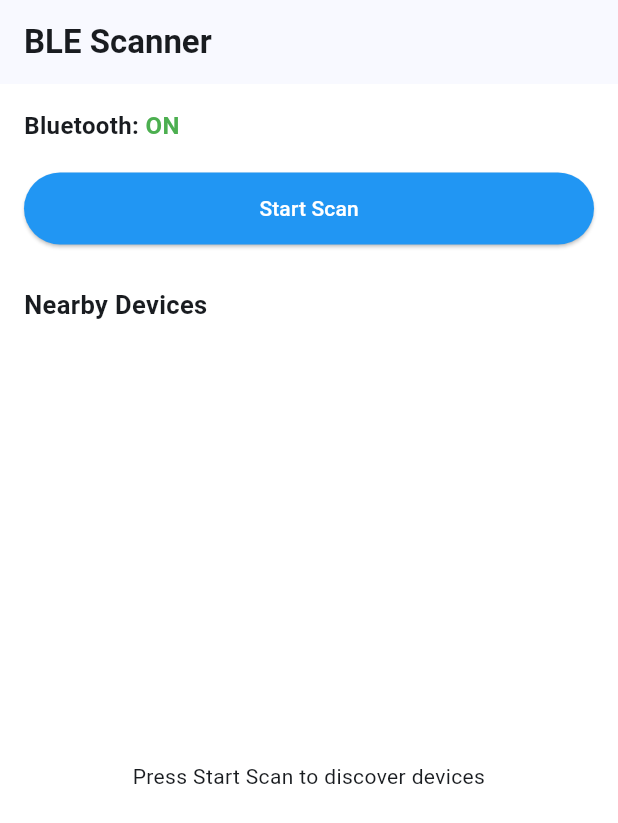
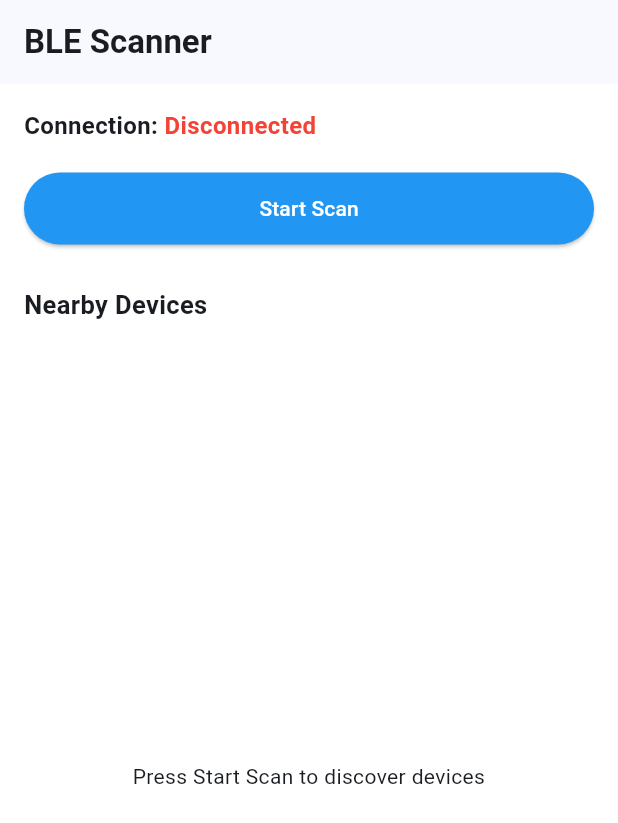
Before and after one commit to rimonnnn/ble_vitals_scanner, a Flutter app: the screen it shows after launch, on a phone screen of 412 x 824 dp. Shown: the top 823 px of the screen. Run offline on Flutter 3.47's test engine with Material 3 defaults, Android fonts, the phone set to English and light mode, and no system bars; our stand-ins replace permission_handler; missing offline and left inert: flutter_reactive_ble.

Commit message:
Improve disconnect and reconnect flow

```diff
--- a/lib/screens/scan_screen/scan_screen.dart
+++ b/lib/screens/scan_screen/scan_screen.dart
@@ -11,12 +11,15 @@ class ScanScreen extends StatelessWidget {
     if (device.name.trim().isEmpty) {
       return 'Unknown Device';
     }
+
     return device.name;
   }
 
   @override
   Widget build(BuildContext context) {
     final bleProvider = context.watch<BleProvider>();
+
+    final isBusy = bleProvider.isConnecting || bleProvider.isDisconnecting;
 
     return Scaffold(
       appBar: AppBar(
@@ -30,15 +33,18 @@ class ScanScreen extends StatelessWidget {
         child: Column(
           crossAxisAlignment: CrossAxisAlignment.start,
           children: [
-            const Text.rich(
+            Text.rich(
               TextSpan(
-                text: 'Bluetooth: ',
-                style: TextStyle(fontSize: 16, fontWeight: FontWeight.bold),
+                text: 'Connection: ',
+                style: const TextStyle(
+                  fontSize: 16,
+                  fontWeight: FontWeight.bold,
+                ),
                 children: [
                   TextSpan(
-                    text: 'ON',
+                    text: bleProvider.connectionStatusText,
                     style: TextStyle(
-                      color: Colors.green,
+                      color: _statusColor(bleProvider.connectionStatusText),
                       fontWeight: FontWeight.bold,
                     ),
                   ),
@@ -52,7 +58,9 @@ class ScanScreen extends StatelessWidget {
               width: double.infinity,
               height: 48,
               child: ElevatedButton(
-                onPressed: bleProvider.isScanning
+                onPressed: isBusy
+                    ? null
+                    : bleProvider.isScanning
                     ? bleProvider.stopScan
                     : bleProvider.startScan,
                 style: ElevatedButton.styleFrom(
@@ -62,7 +70,11 @@ class ScanScreen extends StatelessWidget {
                   foregroundColor: Colors.white,
                 ),
                 child: Text(
-                  bleProvider.isScanning ? 'Stop Scan' : 'Start Scan',
+                  isBusy
+                      ? bleProvider.connectionStatusText
+                      : bleProvider.isScanning
+                      ? 'Stop Scan'
+                      : 'Start Scan',
                 ),
               ),
             ),
@@ -118,6 +130,7 @@ class ScanScreen extends StatelessWidget {
                           name: _deviceName(device),
                           id: device.id,
                           rssi: '${device.rssi} dBm',
+                          isDisabled: isBusy,
                           onConnect: () async {
                             await bleProvider.stopScan();
 
@@ -142,12 +155,28 @@ class ScanScreen extends StatelessWidget {
       ),
     );
   }
+
+  Color _statusColor(String status) {
+    switch (status) {
+      case 'Connected':
+        return Colors.green;
+      case 'Connecting':
+        return Colors.orange;
+      case 'Disconnecting':
+        return Colors.orange;
+      case 'Disconnected':
+        return Colors.red;
+      default:
+        return Colors.grey;
+    }
+  }
 }
 
 class DeviceCard extends StatelessWidget {
   final String name;
   final String id;
   final String rssi;
+  final bool isDisabled;
   final VoidCallback onConnect;
 
   const DeviceCard({
@@ -155,6 +184,7 @@ class DeviceCard extends StatelessWidget {
     required this.name,
     required this.id,
     required this.rssi,
+    required this.isDisabled,
     required this.onConnect,
   });
 
@@ -182,14 +212,22 @@ class DeviceCard extends StatelessWidget {
                       fontWeight: FontWeight.bold,
                     ),
                   ),
+
                   const SizedBox(height: 8),
+
                   Text(id, style: const TextStyle(fontSize: 13)),
+
                   const SizedBox(height: 6),
+
                   Text('RSSI: $rssi'),
                 ],
               ),
             ),
-            OutlinedButton(onPressed: onConnect, child: const Text('Connect')),
+
+            OutlinedButton(
+              onPressed: isDisabled ? null : onConnect,
+              child: const Text('Connect'),
+            ),
           ],
         ),
       ),
```
Also changed, not shown: lib/features/ble/provider/ble_provider.dart (+92 -7 lines), lib/screens/device_details_screen/device_details_screen.dart (+94 -112 lines), lib/screens/live_data_screen/live_data_screen.dart (+65 -22 lines).
